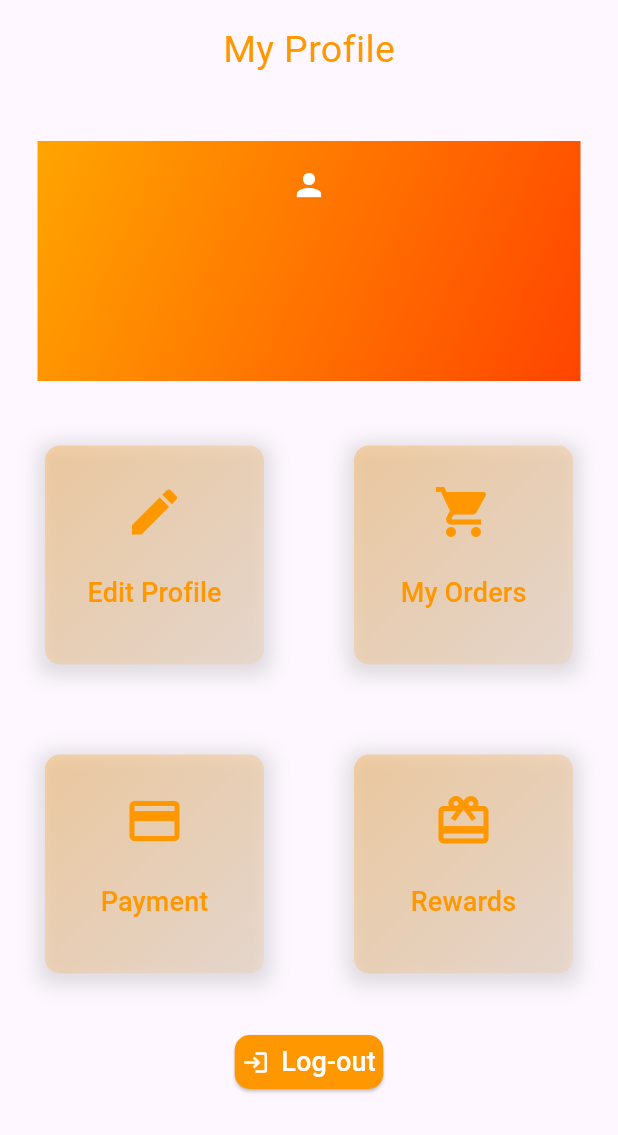
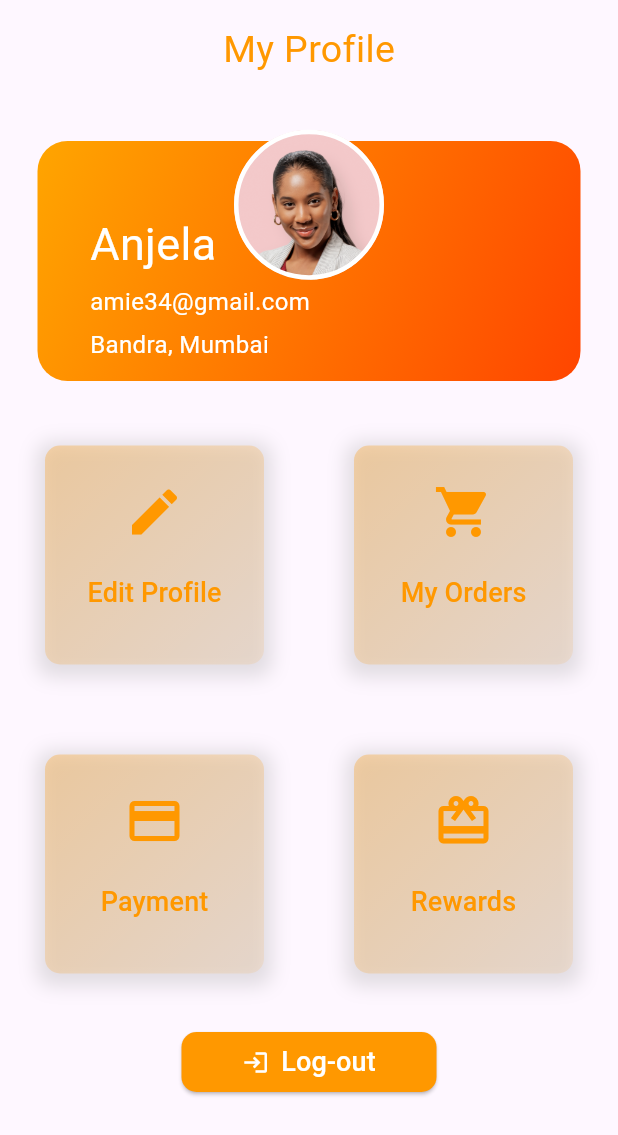
Before and after one commit to xamorite/bookstore, a Flutter app: the Profile screen opened directly, after a tap on "Log-out", on a phone screen of 412 x 824 dp. Shown: the top 1135 px of the screen. Run offline on Flutter 3.47's test engine with Material 3 defaults, Android fonts, the phone set to English and light mode, and no system bars; our stand-ins replace firebase_auth, firebase_core, get, get_storage; accounts and stored records are empty.

Commit message:
profile ui and profile details

```diff
--- a/lib/Tabs/profile.dart
+++ b/lib/Tabs/profile.dart
@@ -1,12 +1,16 @@
+import 'package:bookstore/data/authentication.dart';
+import 'package:flutter/cupertino.dart';
 import 'package:flutter/material.dart';
 
 class Profile extends StatelessWidget {
-  const Profile({Key? key}) : super(key: key);
+
+ const  Profile({Key? key}) : super(key: key);
 
 
 
   @override
   Widget build(BuildContext context) {
+    final AuthService _auth = AuthService();
 
     Gradient orangeGradient = LinearGradient(
       begin: Alignment.topLeft,
@@ -19,7 +23,7 @@ class Profile extends StatelessWidget {
 
     final ButtonStyle raisedButtonStyle = ElevatedButton.styleFrom(
       foregroundColor: Colors.black87, backgroundColor: Colors.orange[500],
-      minimumSize: Size(88, 36),
+      minimumSize: Size(170, 40),
       padding: EdgeInsets.symmetric(horizontal: 5),
       shape: const RoundedRectangleBorder(
         borderRadius: BorderRadius.all(Radius.circular(10)),
@@ -46,19 +50,48 @@ class Profile extends StatelessWidget {
                 padding: const EdgeInsets.symmetric(horizontal: 25, vertical: 8),
                 child: Container(
                   decoration: BoxDecoration(
+                    borderRadius: BorderRadius.circular(20),
                     gradient: orangeGradient,
                   ),
                   height: 160,
                   // color: Colors.orange,
                 ),
               ),
-              const Padding(
-                padding: EdgeInsets.only(top: 25),
+             const Padding(
+                padding:  EdgeInsets.fromLTRB(60, 55, 0, 5),
+                child:  SizedBox(
+                  height: 100,
+                  child:  Column(
+                    mainAxisAlignment: MainAxisAlignment.spaceBetween,
+                    crossAxisAlignment: CrossAxisAlignment.start,
+                    children: [
+                      Text('Anjela', style: TextStyle(color: Colors.white, fontSize: 30),),
+                      Text('amie34@gmail.com', style: TextStyle(color: Colors.white, fontSize: 16), ),
+                      Text('Bandra, Mumbai', style: TextStyle(color: Colors.white, fontSize: 16),)
+                    ],
+                  ),
+                ),
+              ),
+               Padding(
+                padding: EdgeInsets.only(top: 0.5),
                 child: Center(
-                  child: Icon(
-                    Icons.person,
-                    color: Colors.white,
-                  ),
+                  child: Container(
+                    height: 100,
+                    width: 100,
+                    padding: EdgeInsets.all(8.0),
+                    decoration: BoxDecoration(
+                      borderRadius: BorderRadius.circular(100),
+                      border: Border.all(
+                        color: Colors.white,
+                        width: 3,
+                      ),
+                      image: const DecorationImage(
+                        image: AssetImage('assets/person4.jpg'),
+                        fit: BoxFit.cover,
+                      ),
+                    ),
+
+                  )
                 ),
               ),
             ],
@@ -78,7 +111,8 @@ class Profile extends StatelessWidget {
           Padding(
             padding: const EdgeInsets.symmetric(horizontal: 2),
             child: ElevatedButton.icon(
-              onPressed:(){
+              onPressed:()async{
+                 await _auth.signOut();
                 },
               label: const Text('Log-out', style: TextStyle(color:Colors.white,fontSize:18)),
               icon: const Icon(Icons.login_outlined, color:Colors.white),
--- a/lib/data/authentication.dart
+++ b/lib/data/authentication.dart
@@ -27,4 +27,12 @@ class AuthService {
       return null;
     }
   }
+  Future signOut()async {
+    try{
+      return await _auth.signOut();
+    }catch(e){
+       print(e.toString());
+       return null;
+    }
+  }
 }
--- a/pubspec.yaml
+++ b/pubspec.yaml
@@ -72,6 +72,7 @@ dev_dependencies:
 flutter:
   assets:
     - assets/ic_launcher.png
+    - assets/person4.jpg
 
   # The following line ensures that the Material Icons font is
   # included with your application, so that you can use the icons in
```
Also changed, not shown: assets/person4.jpg (added).
